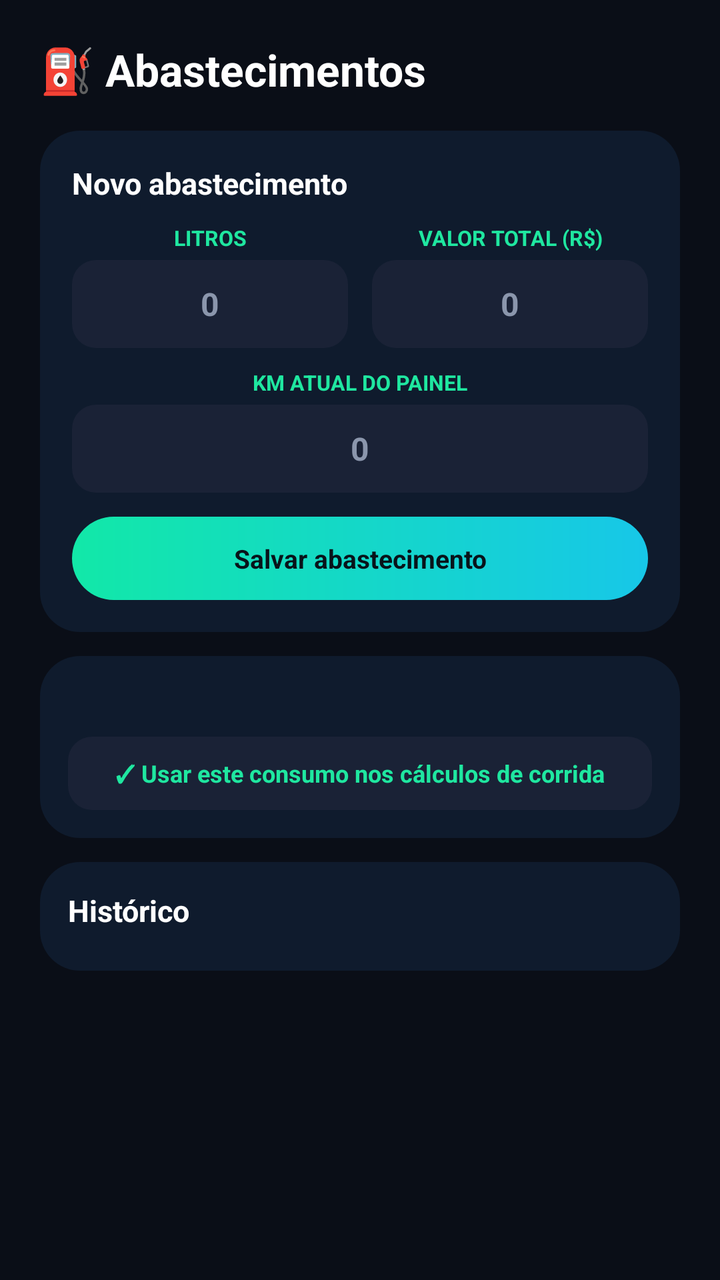
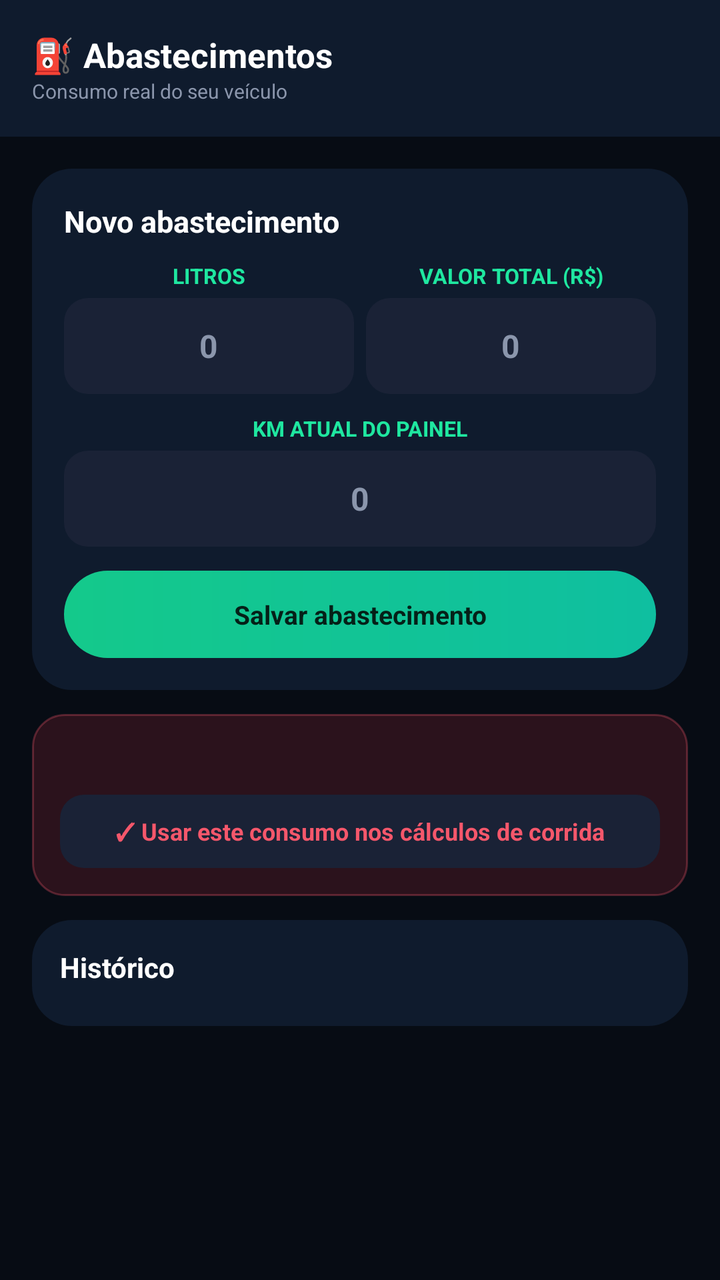

Screens rendered from an Android XML layout before and after an edit, with the pre-edit source and the edit as a unified diff.
<!-- AndroidManifest.xml: application theme Theme.MaterialComponents.DayNight.NoActionBar -->
<!-- res/layout/activity_abastecimentos.xml -->
<?xml version="1.0" encoding="utf-8"?>
<ScrollView xmlns:android="http://schemas.android.com/apk/res/android"
    android:layout_width="match_parent"
    android:layout_height="match_parent"
    android:background="#0A0E17">

    <LinearLayout
        android:layout_width="match_parent"
        android:layout_height="wrap_content"
        android:orientation="vertical"
        android:padding="20dp">

        <TextView
            android:layout_width="wrap_content"
            android:layout_height="wrap_content"
            android:text="⛽ Abastecimentos"
            android:textColor="#FFFFFF"
            android:textSize="22sp"
            android:textStyle="bold"
            android:layout_marginBottom="16dp" />

        <LinearLayout
            android:layout_width="match_parent"
            android:layout_height="wrap_content"
            android:orientation="vertical"
            android:background="@drawable/bg_card_dark"
            android:padding="16dp"
            android:layout_marginBottom="12dp">

            <TextView
                android:layout_width="wrap_content"
                android:layout_height="wrap_content"
                android:text="Novo abastecimento"
                android:textColor="#FFFFFF"
                android:textSize="15sp"
                android:textStyle="bold"
                android:layout_marginBottom="10dp" />

            <LinearLayout
                android:layout_width="match_parent"
                android:layout_height="wrap_content"
                android:orientation="horizontal"
                android:layout_marginBottom="10dp">

                <LinearLayout
                    android:layout_width="0dp"
                    android:layout_height="wrap_content"
                    android:layout_weight="1"
                    android:orientation="vertical"
                    android:layout_marginEnd="6dp">

                    <TextView
                        android:layout_width="match_parent"
                        android:layout_height="wrap_content"
                        android:gravity="center"
                        android:text="LITROS"
                        android:textColor="#1FE7A0"
                        android:textSize="10.5sp"
                        android:textStyle="bold"
                        android:paddingBottom="4dp" />

                    <EditText
                        android:id="@+id/edtLitros"
                        android:layout_width="match_parent"
                        android:layout_height="44dp"
                        android:background="@drawable/bg_input_verde"
                        android:gravity="center"
                        android:textColor="#FFFFFF"
                        android:textColorHint="#8B96AC"
                        android:hint="0"
                        android:textSize="16sp"
                        android:textStyle="bold"
                        android:inputType="numberDecimal" />
                </LinearLayout>

                <LinearLayout
                    android:layout_width="0dp"
                    android:layout_height="wrap_content"
                    android:layout_weight="1"
                    android:orientation="vertical"
                    android:layout_marginStart="6dp">

                    <TextView
                        android:layout_width="match_parent"
                        android:layout_height="wrap_content"
                        android:gravity="center"
                        android:text="VALOR TOTAL (R$)"
                        android:textColor="#1FE7A0"
                        android:textSize="10.5sp"
                        android:textStyle="bold"
                        android:paddingBottom="4dp" />

                    <EditText
                        android:id="@+id/edtValorAbastecimento"
                        android:layout_width="match_parent"
                        android:layout_height="44dp"
                        android:background="@drawable/bg_input_verde"
                        android:gravity="center"
                        android:textColor="#FFFFFF"
                        android:textColorHint="#8B96AC"
                        android:hint="0"
                        android:textSize="16sp"
                        android:textStyle="bold"
                        android:inputType="numberDecimal" />
                </LinearLayout>
            </LinearLayout>

            <TextView
                android:layout_width="match_parent"
                android:layout_height="wrap_content"
                android:gravity="center"
                android:text="KM ATUAL DO PAINEL"
                android:textColor="#1FE7A0"
                android:textSize="10.5sp"
                android:textStyle="bold"
                android:paddingBottom="4dp" />
            <EditText
                android:id="@+id/edtKmAtual"
                android:layout_width="match_parent"
                android:layout_height="44dp"
                android:background="@drawable/bg_input_verde"
                android:gravity="center"
                android:textColor="#FFFFFF"
                android:textColorHint="#8B96AC"
                android:hint="0"
                android:textSize="16sp"
                android:textStyle="bold"
                android:inputType="numberDecimal"
                android:layout_marginBottom="12dp" />

            <TextView
                android:id="@+id/btnSalvarAbastecimento"
                android:layout_width="match_parent"
                android:layout_height="wrap_content"
                android:background="@drawable/bg_hero_green"
                android:padding="12dp"
                android:gravity="center"
                android:text="Salvar abastecimento"
                android:textColor="#08131A"
                android:textSize="13sp"
                android:textStyle="bold"
                android:clickable="true"
                android:focusable="true" />
        </LinearLayout>

        <LinearLayout
            android:layout_width="match_parent"
            android:layout_height="wrap_content"
            android:orientation="vertical"
            android:background="@drawable/bg_card_dark"
            android:padding="14dp"
            android:layout_marginBottom="12dp">

            <TextView
                android:id="@+id/txtConsumoMedio"
                android:layout_width="match_parent"
                android:layout_height="wrap_content"
                android:textColor="#8B96AC"
                android:textSize="12sp"
                android:layout_marginBottom="10dp" />

            <TextView
                android:id="@+id/btnUsarConsumoReal"
                android:layout_width="match_parent"
                android:layout_height="wrap_content"
                android:background="@drawable/bg_input_verde"
                android:padding="10dp"
                android:gravity="center"
                android:text="✓ Usar este consumo nos cálculos de corrida"
                android:textColor="#1FE7A0"
                android:textSize="12sp"
                android:textStyle="bold"
                android:clickable="true"
                android:focusable="true" />
        </LinearLayout>

        <LinearLayout
            android:layout_width="match_parent"
            android:layout_height="wrap_content"
            android:orientation="vertical"
            android:background="@drawable/bg_card_dark"
            android:padding="14dp">

            <TextView
                android:layout_width="wrap_content"
                android:layout_height="wrap_content"
                android:text="Histórico"
                android:textColor="#FFFFFF"
                android:textSize="15sp"
                android:textStyle="bold"
                android:layout_marginBottom="6dp" />

            <LinearLayout
                android:id="@+id/containerAbastecimentos"
                android:layout_width="match_parent"
                android:layout_height="wrap_content"
                android:orientation="vertical" />
        </LinearLayout>

    </LinearLayout>
</ScrollView>
<!-- resources referenced by this layout -->
<resources>
  <!-- drawable bg_card_dark (drawable) -->
  <?xml version="1.0" encoding="utf-8"?>
  <shape xmlns:android="http://schemas.android.com/apk/res/android" android:shape="rectangle">
      <solid android:color="#0F1B2D" />
      <corners android:radius="20dp" />
  </shape>
  <!-- drawable bg_hero_green (drawable) -->
  <?xml version="1.0" encoding="utf-8"?>
  <shape xmlns:android="http://schemas.android.com/apk/res/android" android:shape="rectangle">
      <gradient
          android:angle="0"
          android:startColor="#12E8A8"
          android:endColor="#17C7E8" />
      <corners android:radius="28dp" />
  </shape>
  <!-- drawable bg_input_verde (drawable) -->
  <?xml version="1.0" encoding="utf-8"?>
  <shape xmlns:android="http://schemas.android.com/apk/res/android" android:shape="rectangle">
      <solid android:color="#1A2236" />
      <corners android:radius="12dp" />
  </shape>
</resources>

<!-- the commit's change to res/layout/activity_abastecimentos.xml (unified diff, before → after) -->
@@ -2,200 +2,220 @@
 <ScrollView xmlns:android="http://schemas.android.com/apk/res/android"
     android:layout_width="match_parent"
     android:layout_height="match_parent"
-    android:background="#0A0E17">
+    android:background="#070C14">
 
     <LinearLayout
         android:layout_width="match_parent"
         android:layout_height="wrap_content"
-        android:orientation="vertical"
-        android:padding="20dp">
-
-        <TextView
-            android:layout_width="wrap_content"
-            android:layout_height="wrap_content"
-            android:text="⛽ Abastecimentos"
-            android:textColor="#FFFFFF"
-            android:textSize="22sp"
-            android:textStyle="bold"
-            android:layout_marginBottom="16dp" />
+        android:orientation="vertical">
 
         <LinearLayout
             android:layout_width="match_parent"
             android:layout_height="wrap_content"
             android:orientation="vertical"
-            android:background="@drawable/bg_card_dark"
+            android:background="#0F1B2D"
             android:padding="16dp"
-            android:layout_marginBottom="12dp">
+            android:paddingBottom="18dp">
 
             <TextView
                 android:layout_width="wrap_content"
                 android:layout_height="wrap_content"
-                android:text="Novo abastecimento"
+                android:text="⛽ Abastecimentos"
                 android:textColor="#FFFFFF"
-                android:textSize="15sp"
-                android:textStyle="bold"
-                android:layout_marginBottom="10dp" />
-
-            <LinearLayout
-                android:layout_width="match_parent"
-                android:layout_height="wrap_content"
-                android:orientation="horizontal"
-                android:layout_marginBottom="10dp">
-
-                <LinearLayout
-                    android:layout_width="0dp"
-                    android:layout_height="wrap_content"
-                    android:layout_weight="1"
-                    android:orientation="vertical"
-                    android:layout_marginEnd="6dp">
-
-                    <TextView
-                        android:layout_width="match_parent"
-                        android:layout_height="wrap_content"
-                        android:gravity="center"
-                        android:text="LITROS"
-                        android:textColor="#1FE7A0"
-                        android:textSize="10.5sp"
-                        android:textStyle="bold"
-                        android:paddingBottom="4dp" />
-
-                    <EditText
-                        android:id="@+id/edtLitros"
-                        android:layout_width="match_parent"
-                        android:layout_height="44dp"
-                        android:background="@drawable/bg_input_verde"
-                        android:gravity="center"
-                        android:textColor="#FFFFFF"
-                        android:textColorHint="#8B96AC"
-                        android:hint="0"
-                        android:textSize="16sp"
-                        android:textStyle="bold"
-                        android:inputType="numberDecimal" />
-                </LinearLayout>
-
-                <LinearLayout
-                    android:layout_width="0dp"
-                    android:layout_height="wrap_content"
-                    android:layout_weight="1"
-                    android:orientation="vertical"
-                    android:layout_marginStart="6dp">
-
-                    <TextView
-                        android:layout_width="match_parent"
-                        android:layout_height="wrap_content"
-                        android:gravity="center"
-                        android:text="VALOR TOTAL (R$)"
-                        android:textColor="#1FE7A0"
-                        android:textSize="10.5sp"
-                        android:textStyle="bold"
-                        android:paddingBottom="4dp" />
-
-                    <EditText
-                        android:id="@+id/edtValorAbastecimento"
-                        android:layout_width="match_parent"
-                        android:layout_height="44dp"
-                        android:background="@drawable/bg_input_verde"
-                        android:gravity="center"
-                        android:textColor="#FFFFFF"
-                        android:textColorHint="#8B96AC"
-                        android:hint="0"
-                        android:textSize="16sp"
-                        android:textStyle="bold"
-                        android:inputType="numberDecimal" />
-                </LinearLayout>
-            </LinearLayout>
+                android:textSize="17sp"
+                android:textStyle="bold" />
 
             <TextView
-                android:layout_width="match_parent"
-                android:layout_height="wrap_content"
-                android:gravity="center"
-                android:text="KM ATUAL DO PAINEL"
-                android:textColor="#1FE7A0"
-                android:textSize="10.5sp"
-                android:textStyle="bold"
-                android:paddingBottom="4dp" />
-            <EditText
-                android:id="@+id/edtKmAtual"
-                android:layout_width="match_parent"
-                android:layout_height="44dp"
-                android:background="@drawable/bg_input_verde"
-                android:gravity="center"
-                android:textColor="#FFFFFF"
-                android:textColorHint="#8B96AC"
-                android:hint="0"
-                android:textSize="16sp"
-                android:textStyle="bold"
-                android:inputType="numberDecimal"
-                android:layout_marginBottom="12dp" />
-
-            <TextView
-                android:id="@+id/btnSalvarAbastecimento"
-                android:layout_width="match_parent"
-                android:layout_height="wrap_content"
-                android:background="@drawable/bg_hero_green"
-                android:padding="12dp"
-                android:gravity="center"
-                android:text="Salvar abastecimento"
-                android:textColor="#08131A"
-                android:textSize="13sp"
-                android:textStyle="bold"
-                android:clickable="true"
-                android:focusable="true" />
+                android:layout_width="wrap_content"
+                android:layout_height="wrap_content"
+                android:text="Consumo real do seu veículo"
+                android:textColor="#8B96AC"
+                android:textSize="10sp" />
         </LinearLayout>
 
         <LinearLayout
             android:layout_width="match_parent"
             android:layout_height="wrap_content"
             android:orientation="vertical"
-            android:background="@drawable/bg_card_dark"
-            android:padding="14dp"
-            android:layout_marginBottom="12dp">
-
-            <TextView
-                android:id="@+id/txtConsumoMedio"
+            android:padding="16dp">
+
+            <LinearLayout
                 android:layout_width="match_parent"
                 android:layout_height="wrap_content"
-                android:textColor="#8B96AC"
-                android:textSize="12sp"
-                android:layout_marginBottom="10dp" />
-
-            <TextView
-                android:id="@+id/btnUsarConsumoReal"
+                android:orientation="vertical"
+                android:background="@drawable/bg_card_dark"
+                android:padding="16dp"
+                android:layout_marginBottom="12dp">
+
+                <TextView
+                    android:layout_width="wrap_content"
+                    android:layout_height="wrap_content"
+                    android:text="Novo abastecimento"
+                    android:textColor="#FFFFFF"
+                    android:textSize="15sp"
+                    android:textStyle="bold"
+                    android:layout_marginBottom="10dp" />
+
+                <LinearLayout
+                    android:layout_width="match_parent"
+                    android:layout_height="wrap_content"
+                    android:orientation="horizontal"
+                    android:layout_marginBottom="10dp">
+
+                    <LinearLayout
+                        android:layout_width="0dp"
+                        android:layout_height="wrap_content"
+                        android:layout_weight="1"
+                        android:orientation="vertical"
+                        android:layout_marginEnd="6dp">
+
+                        <TextView
+                            android:layout_width="match_parent"
+                            android:layout_height="wrap_content"
+                            android:gravity="center"
+                            android:text="LITROS"
+                            android:textColor="#1FE7A0"
+                            android:textSize="10.5sp"
+                            android:textStyle="bold"
+                            android:paddingBottom="4dp" />
+
+                        <EditText
+                            android:id="@+id/edtLitros"
+                            android:layout_width="match_parent"
+                            android:layout_height="48dp"
+                            android:background="@drawable/bg_input_verde"
+                            android:gravity="center"
+                            android:textColor="#FFFFFF"
+                            android:textColorHint="#8B96AC"
+                            android:hint="0"
+                            android:textSize="16sp"
+                            android:textStyle="bold"
+                            android:inputType="numberDecimal" />
+                    </LinearLayout>
+
+                    <LinearLayout
+                        android:layout_width="0dp"
+                        android:layout_height="wrap_content"
+                        android:layout_weight="1"
+                        android:orientation="vertical">
+
+                        <TextView
+                            android:layout_width="match_parent"
+                            android:layout_height="wrap_content"
+                            android:gravity="center"
+                            android:text="VALOR TOTAL (R$)"
+                            android:textColor="#1FE7A0"
+                            android:textSize="10.5sp"
+                            android:textStyle="bold"
+                            android:paddingBottom="4dp" />
+
+                        <EditText
+                            android:id="@+id/edtValorAbastecimento"
+                            android:layout_width="match_parent"
+                            android:layout_height="48dp"
+                            android:background="@drawable/bg_input_verde"
+                            android:gravity="center"
+                            android:textColor="#FFFFFF"
+                            android:textColorHint="#8B96AC"
+                            android:hint="0"
+                            android:textSize="16sp"
+                            android:textStyle="bold"
+                            android:inputType="numberDecimal" />
+                    </LinearLayout>
+                </LinearLayout>
+
+                <TextView
+                    android:layout_width="match_parent"
+                    android:layout_height="wrap_content"
+                    android:gravity="center"
+                    android:text="KM ATUAL DO PAINEL"
+                    android:textColor="#1FE7A0"
+                    android:textSize="10.5sp"
+                    android:textStyle="bold"
+                    android:paddingBottom="4dp" />
+                <EditText
+                    android:id="@+id/edtKmAtual"
+                    android:layout_width="match_parent"
+                    android:layout_height="48dp"
+                    android:background="@drawable/bg_input_verde"
+                    android:gravity="center"
+                    android:textColor="#FFFFFF"
+                    android:textColorHint="#8B96AC"
+                    android:hint="0"
+                    android:textSize="16sp"
+                    android:textStyle="bold"
+                    android:inputType="numberDecimal"
+                    android:layout_marginBottom="12dp" />
+
+                <TextView
+                    android:id="@+id/btnSalvarAbastecimento"
+                    android:layout_width="match_parent"
+                    android:layout_height="wrap_content"
+                    android:background="@drawable/bg_cta_start"
+                    android:padding="13dp"
+                    android:gravity="center"
+                    android:text="Salvar abastecimento"
+                    android:textColor="#052018"
+                    android:textSize="13sp"
+                    android:textStyle="bold"
+                    android:clickable="true"
+                    android:focusable="true" />
+            </LinearLayout>
+
+            <LinearLayout
                 android:layout_width="match_parent"
                 android:layout_height="wrap_content"
-                android:background="@drawable/bg_input_verde"
-                android:padding="10dp"
-                android:gravity="center"
-                android:text="✓ Usar este consumo nos cálculos de corrida"
-                android:textColor="#1FE7A0"
-                android:textSize="12sp"
-                android:textStyle="bold"
-                android:clickable="true"
-                android:focusable="true" />
+                android:orientation="vertical"
+                android:background="@drawable/bg_tint_red"
+                android:padding="14dp"
+                android:layout_marginBottom="12dp">
+
+                <TextView
+                    android:id="@+id/txtConsumoMedio"
+                    android:layout_width="match_parent"
+                    android:layout_height="wrap_content"
+                    android:textColor="#8B96AC"
+                    android:textSize="12sp"
+                    android:layout_marginBottom="10dp" />
+
+                <TextView
+                    android:id="@+id/btnUsarConsumoReal"
+                    android:layout_width="match_parent"
+                    android:layout_height="wrap_content"
+                    android:background="@drawable/bg_input_verde"
+                    android:padding="10dp"
+                    android:gravity="center"
+                    android:text="✓ Usar este consumo nos cálculos de corrida"
+                    android:textColor="#F5576B"
+                    android:textSize="12sp"
+                    android:textStyle="bold"
+                    android:clickable="true"
+                    android:focusable="true" />
+            </LinearLayout>
+
+            <LinearLayout
+                android:layout_width="match_parent"
+                android:layout_height="wrap_content"
+                android:orientation="vertical"
+                android:background="@drawable/bg_card_dark"
+                android:padding="14dp">
+
+                <TextView
+                    android:layout_width="wrap_content"
+                    android:layout_height="wrap_content"
+                    android:text="Histórico"
+                    android:textColor="#FFFFFF"
+                    android:textSize="14sp"
+                    android:textStyle="bold"
+                    android:layout_marginBottom="6dp" />
+
+                <LinearLayout
+                    android:id="@+id/containerAbastecimentos"
+                    android:layout_width="match_parent"
+                    android:layout_height="wrap_content"
+                    android:orientation="vertical" />
+            </LinearLayout>
+
         </LinearLayout>
-
-        <LinearLayout
-            android:layout_width="match_parent"
-            android:layout_height="wrap_content"
-            android:orientation="vertical"
-            android:background="@drawable/bg_card_dark"
-            android:padding="14dp">
-
-            <TextView
-                android:layout_width="wrap_content"
-                android:layout_height="wrap_content"
-                android:text="Histórico"
-                android:textColor="#FFFFFF"
-                android:textSize="15sp"
-                android:textStyle="bold"
-                android:layout_marginBottom="6dp" />
-
-            <LinearLayout
-                android:id="@+id/containerAbastecimentos"
-                android:layout_width="match_parent"
-                android:layout_height="wrap_content"
-                android:orientation="vertical" />
-        </LinearLayout>
-
     </LinearLayout>
 </ScrollView>
<!-- resource entries referenced after the edit -->
@@ -6,14 +6,14 @@
       <solid android:color="#0F1B2D" />
       <corners android:radius="20dp" />
   </shape>
-  <!-- drawable bg_hero_green (drawable) -->
+  <!-- drawable bg_cta_start (drawable) -->
   <?xml version="1.0" encoding="utf-8"?>
   <shape xmlns:android="http://schemas.android.com/apk/res/android" android:shape="rectangle">
       <gradient
           android:angle="0"
-          android:startColor="#12E8A8"
-          android:endColor="#17C7E8" />
-      <corners android:radius="28dp" />
+          android:startColor="#14C98B"
+          android:endColor="#0FBFA0" />
+      <corners android:radius="30dp" />
   </shape>
   <!-- drawable bg_input_verde (drawable) -->
   <?xml version="1.0" encoding="utf-8"?>
@@ -21,5 +21,12 @@
       <solid android:color="#1A2236" />
       <corners android:radius="12dp" />
   </shape>
+  <!-- drawable bg_tint_red (drawable) -->
+  <?xml version="1.0" encoding="utf-8"?>
+  <shape xmlns:android="http://schemas.android.com/apk/res/android" android:shape="rectangle">
+      <solid android:color="#2B121C" />
+      <stroke android:width="1dp" android:color="#4DF5576B" />
+      <corners android:radius="16dp" />
+  </shape>
 </resources>
 
